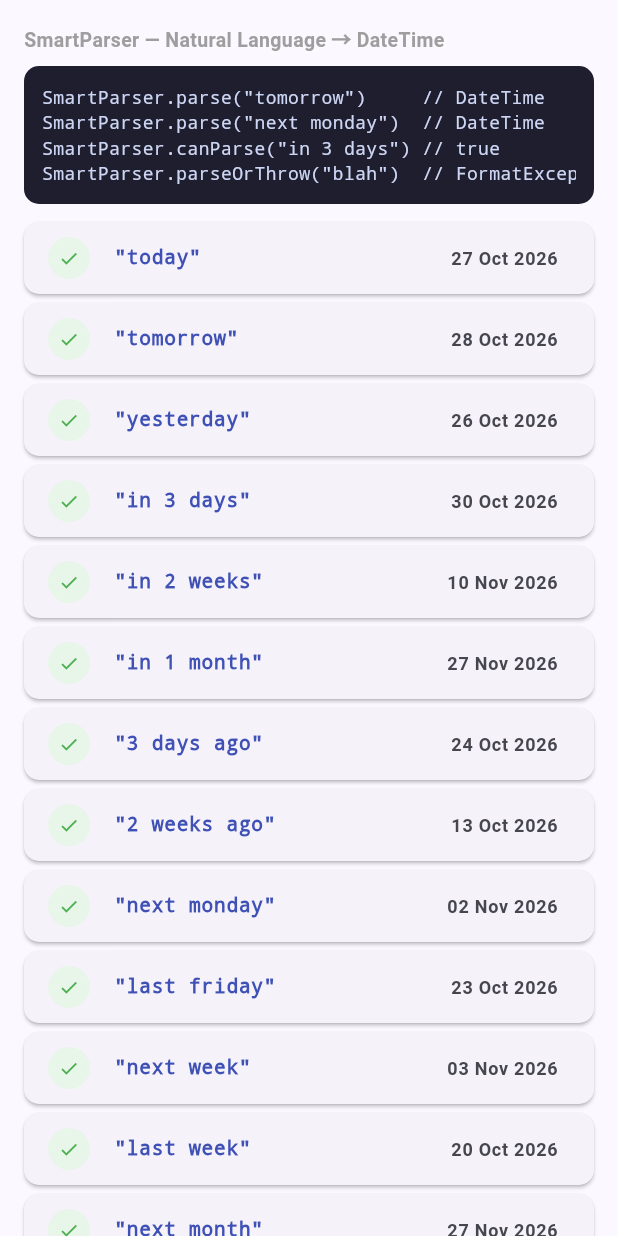
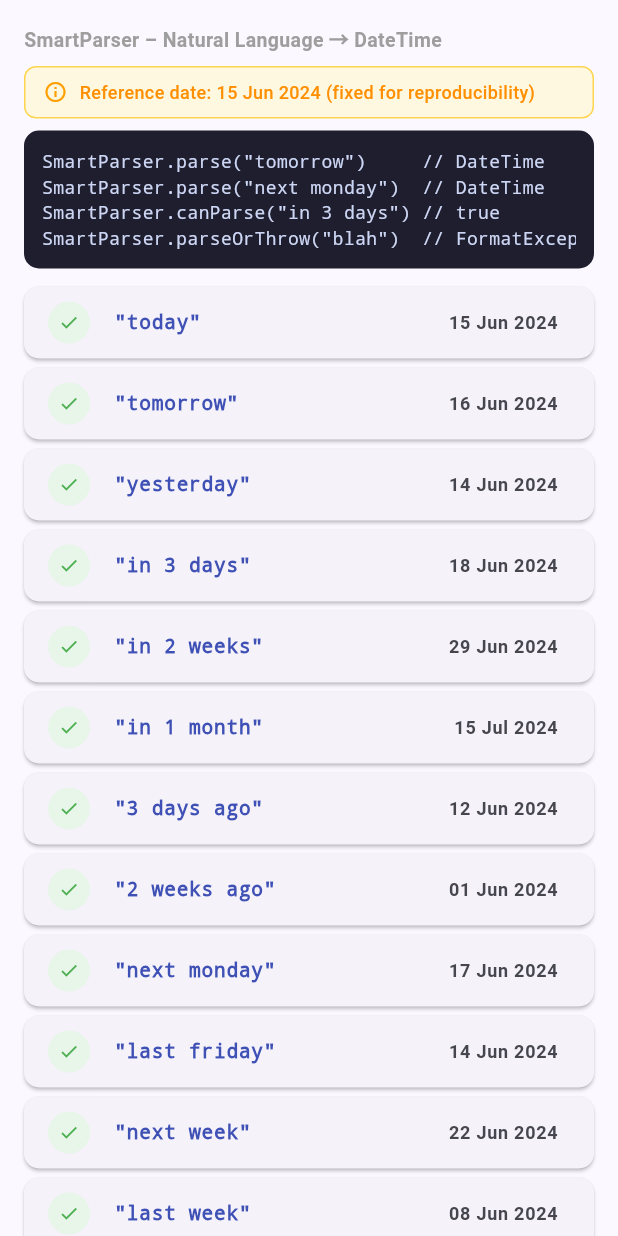
Before and after one commit to harshyadavDeveloper/smart_date_formatter, a Flutter app: the ParserTab widget shown alone on an empty page, opened directly, on a phone screen of 412 x 824 dp. Run offline on Flutter 3.47's test engine with Material 3 defaults, Android fonts, the phone set to English and light mode, and no system bars.

Commit message:
fix: month-end clamping in SmartParser addMonths
- Replace overflow behavior with proper end-of-month clamping
- Jan 31 + 1 month = Feb 28/29 (not Mar 2)
- Feb 29 + 1 year = Feb 28 on non-leap years
- Add playground fixed reference date and Jan 31 edge case section
- Add 6 clamping tests

Co-Authored-By: Claude Sonnet 4.6 <noreply@anthropic.com>
Claude-Session: https://claude.ai/code/session_01QkFeUhNG6Hpf1yjMhoSnY7

```diff
--- a/example/lib/pages/parser_page.dart
+++ b/example/lib/pages/parser_page.dart
@@ -41,12 +41,14 @@ class _ParserPageState extends State<ParserPage> {
     super.dispose();
   }
 
-  void _parse(String value) {
-    setState(() {
-      _result = SmartParser.parse(value);
-      _canParse = SmartParser.canParse(value);
-    });
-  }
+static final _ref = DateTime(2024, 6, 15);
+
+void _parse(String value) {
+  setState(() {
+    _result = SmartParser.parse(value, now: _ref);
+    _canParse = SmartParser.canParse(value);
+  });
+}
 
   @override
   Widget build(BuildContext context) {
@@ -63,6 +65,32 @@ class _ParserPageState extends State<ParserPage> {
         const SizedBox(height: 16),
 
         // Live parser
+        // Yeh add karo Live Parser DemoSection se pehle:
+Container(
+  padding: const EdgeInsets.symmetric(horizontal: 12, vertical: 8),
+  decoration: BoxDecoration(
+    color: Colors.amber.shade50,
+    borderRadius: BorderRadius.circular(8),
+    border: Border.all(color: Colors.amber.shade300),
+  ),
+  child: Row(
+    children: [
+      Icon(Icons.info_outline, size: 16, color: Colors.amber.shade700),
+      const SizedBox(width: 8),
+      Expanded(
+        child: Text(
+          'Reference date: 15 Jun 2024 — results are relative to this fixed date for reproducibility',
+          style: TextStyle(
+            fontSize: 12,
+            color: Colors.amber.shade800,
+            fontWeight: FontWeight.w500,
+          ),
+        ),
+      ),
+    ],
+  ),
+),
+const SizedBox(height: 8),
         const DemoSection('Live Parser — Type anything!'),
         const SizedBox(height: 8),
         Card(
--- a/example/lib/tabs/parser_tab.dart
+++ b/example/lib/tabs/parser_tab.dart
@@ -6,6 +6,9 @@ import '../widgets/section_header.dart';
 /// Demonstrates [SmartParser] natural language parsing.
 class ParserTab extends StatelessWidget {
   const ParserTab({super.key});
+
+  // Fixed reference date so playground results are reproducible
+  static final _ref = DateTime(2024, 6, 15); // Sat 15 Jun 2024
 
   static const _expressions = [
     'today',
@@ -23,6 +26,7 @@ class ParserTab extends StatelessWidget {
     'next month',
     'last year',
     '2024-06-15',
+    'in 1 month',
   ];
 
   @override
@@ -30,7 +34,31 @@ class ParserTab extends StatelessWidget {
     return ListView(
       padding: const EdgeInsets.all(16),
       children: [
-        const SectionHeader('SmartParser — Natural Language → DateTime'),
+        const SectionHeader('SmartParser – Natural Language → DateTime'),
+        const SizedBox(height: 8),
+        // Reference date banner
+        Container(
+          padding: const EdgeInsets.symmetric(horizontal: 12, vertical: 8),
+          decoration: BoxDecoration(
+            color: Colors.amber.shade50,
+            borderRadius: BorderRadius.circular(8),
+            border: Border.all(color: Colors.amber.shade300),
+          ),
+          child: Row(
+            children: [
+              Icon(Icons.info_outline, size: 16, color: Colors.amber.shade700),
+              const SizedBox(width: 8),
+              Text(
+                'Reference date: 15 Jun 2024 (fixed for reproducibility)',
+                style: TextStyle(
+                  fontSize: 12,
+                  color: Colors.amber.shade800,
+                  fontWeight: FontWeight.w500,
+                ),
+              ),
+            ],
+          ),
+        ),
         const SizedBox(height: 8),
         const CodeBox(
           'SmartParser.parse("tomorrow")     // DateTime\n'
@@ -40,7 +68,7 @@ class ParserTab extends StatelessWidget {
         ),
         const SizedBox(height: 12),
         ..._expressions.map((expr) {
-          final result = SmartParser.parse(expr);
+          final result = SmartParser.parse(expr, now: _ref);
           return Card(
             margin: const EdgeInsets.only(bottom: 6),
             shape: RoundedRectangleBorder(
@@ -79,6 +107,64 @@ class ParserTab extends StatelessWidget {
             ),
           );
         }),
+        const SizedBox(height: 16),
+        Container(
+          padding: const EdgeInsets.symmetric(horizontal: 12, vertical: 8),
+          decoration: BoxDecoration(
+            color: Colors.purple.shade50,
+            borderRadius: BorderRadius.circular(8),
+            border: Border.all(color: Colors.purple.shade200),
+          ),
+          child: Column(
+            crossAxisAlignment: CrossAxisAlignment.start,
+            children: [
+              Text(
+                'Edge Case — Month-end clamping',
+                style: TextStyle(
+                  fontWeight: FontWeight.bold,
+                  color: Colors.purple.shade700,
+                  fontSize: 13,
+                ),
+              ),
+              const SizedBox(height: 4),
+              Text(
+                'Reference: 31 Jan 2024 (to show clamping)',
+                style: TextStyle(fontSize: 11, color: Colors.purple.shade500),
+              ),
+              const SizedBox(height: 8),
+              ...[
+                ('in 1 month', DateTime(2024, 1, 31)),
+                ('in 1 month', DateTime(2023, 1, 31)),
+                ('next month', DateTime(2024, 1, 31)),
+              ].map((entry) {
+                final result = SmartParser.parse(entry.$1, now: entry.$2);
+                return Padding(
+                  padding: const EdgeInsets.only(bottom: 4),
+                  child: Row(
+                    children: [
+                      Text(
+                        '"${entry.$1}" from ${entry.$2.format('dd MMM yyyy')}',
+                        style: const TextStyle(
+                          fontFamily: 'monospace',
+                          fontSize: 12,
+                          color: Colors.indigo,
+                        ),
+                      ),
+                      const Spacer(),
+                      Text(
+                        result?.format('dd MMM yyyy') ?? 'null',
+                        style: const TextStyle(
+                          fontWeight: FontWeight.bold,
+                          fontSize: 12,
+                        ),
+                      ),
+                    ],
+                  ),
+                );
+              }),
+            ],
+          ),
+        ),
       ],
     );
   }
--- a/lib/src/smart_parser.dart
+++ b/lib/src/smart_parser.dart
@@ -694,12 +694,23 @@ class SmartParser {
       case 'week':
         return _startOf(base.add(Duration(days: n * 7)));
       case 'month':
-        return _startOf(DateTime(base.year, base.month + n, base.day));
+        return _startOf(_addMonths(base, n));
       case 'year':
-        return _startOf(DateTime(base.year + n, base.month, base.day));
+        return _startOf(_addMonths(base, n * 12));
       default:
         return base;
     }
+  }
+
+  /// Adds [n] months to [base] with end-of-month clamping.
+  /// e.g. Jan 31 + 1 month = Feb 28/29 (not Mar 2).
+   static DateTime _addMonths(DateTime base, int n) {
+    final totalMonths = (base.year * 12 + base.month - 1) + n;
+    final year = totalMonths ~/ 12;
+    final month = (totalMonths % 12) + 1;
+    final lastDayOfMonth = DateTime(year, month + 1, 0).day;
+    final day = base.day > lastDayOfMonth ? lastDayOfMonth : base.day;
+    return DateTime(year, month, day);
   }
 
   static int _weekdayNumber(String weekday) {
```
Also changed, not shown: 2 other files.
